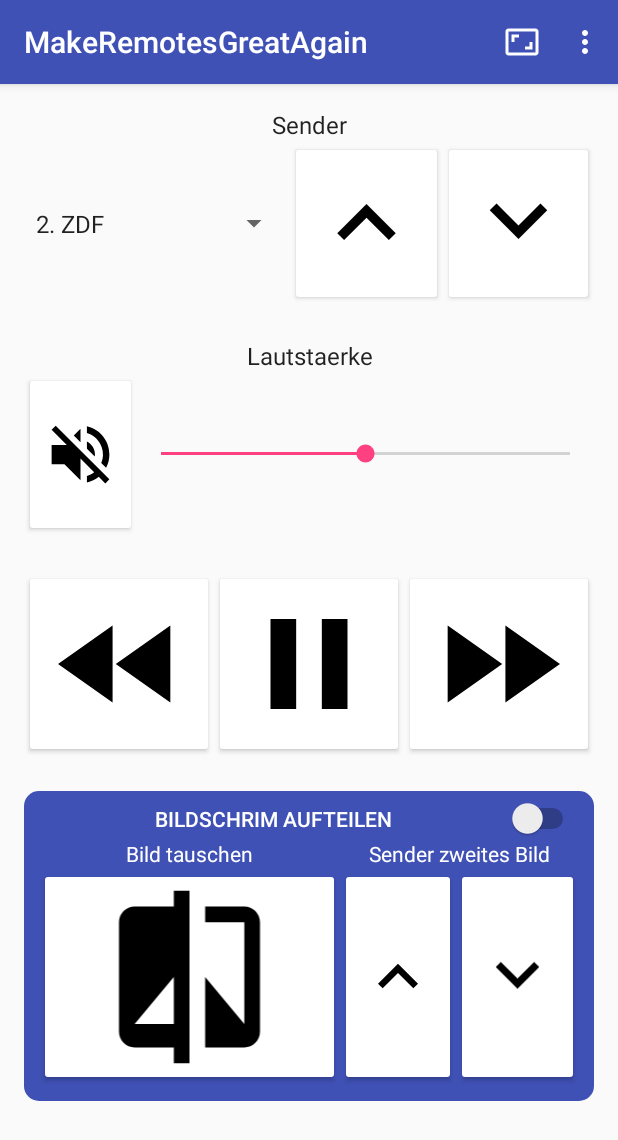
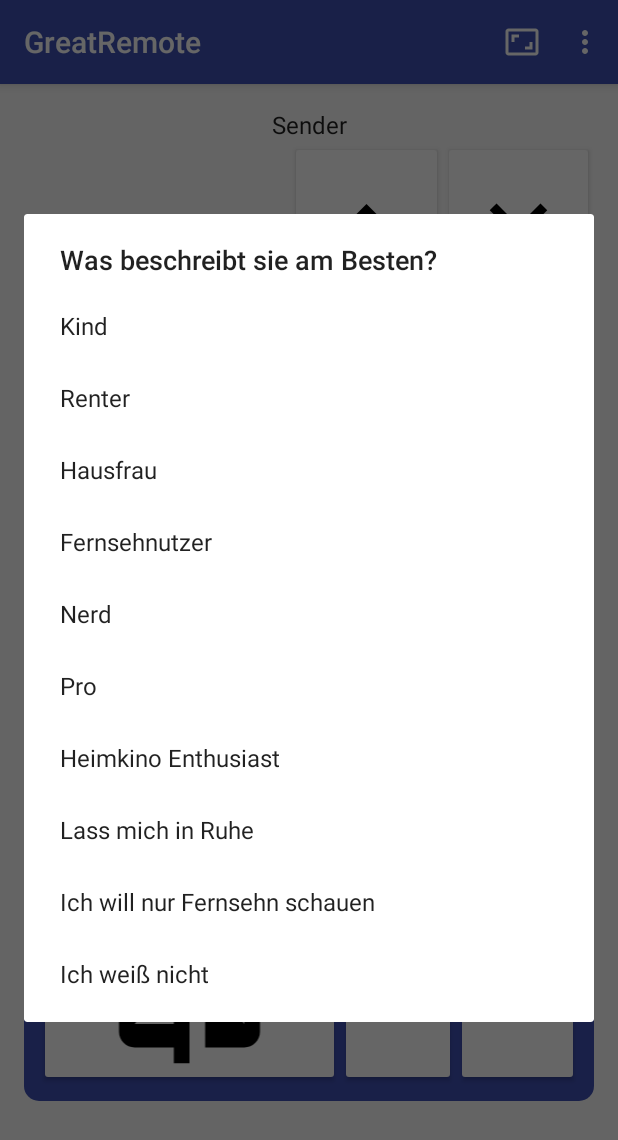
Before and after one commit to juxbo/NZSE_Remote, an Android app: the screen it shows after launch (Fernbedienung), in the options menu, after a tap on "Rolle wählen", on a phone screen of 412 x 824 dp. Shown: the top 1140 px of the screen. Run offline under Robolectric (Android 15) with nearby library versions, the phone set to English and light mode, and no system bars.

Commit message:
Did some stuff with senderliste

```diff
--- a/app/build.gradle
+++ b/app/build.gradle
@@ -26,5 +26,6 @@ dependencies {
     })
     compile 'com.android.support:appcompat-v7:25.0.0'
     compile 'com.android.support:design:25.0.0'
+    compile 'com.android.support:support-v4:25.0.0'
     testCompile 'junit:junit:4.12'
 }
--- a/app/src/main/AndroidManifest.xml
+++ b/app/src/main/AndroidManifest.xml
@@ -4,7 +4,7 @@
 
     <application
         android:allowBackup="true"
-        android:icon="@mipmap/ic_launcher"
+        android:icon="@mipmap/ic_launcher2"
         android:label="@string/app_name"
         android:supportsRtl="true"
         android:theme="@style/AppTheme">
@@ -18,6 +18,7 @@
                 <category android:name="android.intent.category.LAUNCHER" />
             </intent-filter>
         </activity>
+        <activity android:name=".SenderlisteActivity"></activity>
     </application>
 
 </manifest>
--- a/app/src/main/java/remote/js/nzse/hda/makeremotesgreatagain/Fernbedienung.java
+++ b/app/src/main/java/remote/js/nzse/hda/makeremotesgreatagain/Fernbedienung.java
@@ -1,18 +1,25 @@
 package remote.js.nzse.hda.makeremotesgreatagain;
 
+import android.content.DialogInterface;
+import android.content.Intent;
 import android.os.Bundle;
 import android.support.design.widget.FloatingActionButton;
 import android.support.design.widget.Snackbar;
 import android.support.v4.content.ContextCompat;
+import android.support.v7.app.AlertDialog;
 import android.support.v7.app.AppCompatActivity;
 import android.support.v7.widget.Toolbar;
 import android.view.View;
 import android.view.Menu;
 import android.view.MenuItem;
+import android.widget.ArrayAdapter;
 import android.widget.ImageButton;
 import android.widget.SeekBar;
 import android.widget.Spinner;
 import android.widget.Toast;
+
+import java.util.ArrayList;
+import java.util.List;
 
 public class Fernbedienung extends AppCompatActivity {
 
@@ -21,6 +28,7 @@ public class Fernbedienung extends AppCompatActivity {
     private boolean muted=false;
     private int volCache=50;
     private boolean paused=false;
+    private Senderliste sliste;
 
     @Override
     protected void onCreate(Bundle savedInstanceState) {
@@ -31,6 +39,13 @@ public class Fernbedienung extends AppCompatActivity {
 
         //Not really sure if we should do this or just always call findViewById if we need one of these
         sender=(Spinner) findViewById(R.id.spinner_sender);
+        sliste=new Senderliste();
+        ArrayList<Sender> test=new ArrayList<>();
+        test.add(new Sender(1,"testsender"));
+        sliste.setSender(test);
+        ArrayAdapter senderAdapter = new ArrayAdapter(this, R.layout.spinner, sliste.getSender());
+        sender.setAdapter(senderAdapter);
+
         vol=(SeekBar) findViewById(R.id.bar_volume);
         vol.setProgress(volCache);
     }
@@ -50,13 +65,53 @@ public class Fernbedienung extends AppCompatActivity {
         int id = item.getItemId();
 
         //noinspection SimplifiableIfStatement
-        if (id == R.id.action_settings) {
-            return true;
+        switch(id){
+            case R.id.action_changeAspectRatio:
+                Toast.makeText(this, "Change aspect ratio", Toast.LENGTH_LONG).show();
+                break;
+            case R.id.action_changeRole:
+                Toast.makeText(this, "Change role", Toast.LENGTH_LONG).show();
+                showChangeRoleSpinner();
+                break;
+            case R.id.action_openSenderliste:
+                Toast.makeText(this, "Open Senderliste", Toast.LENGTH_LONG).show();
+                Intent intent = new Intent(getApplicationContext(), SenderlisteActivity.class);
+                intent.putExtra("sliste", sliste.getSender());
+                startActivity(intent);
+                break;
+            default:
+                Toast.makeText(this, "Something went wrong", Toast.LENGTH_LONG).show();
+                break;
         }
 
         return super.onOptionsItemSelected(item);
     }
 
+    //This might be a bit overkill.
+    private void showChangeRoleSpinner(){
+        AlertDialog.Builder b = new AlertDialog.Builder(this);
+        b.setTitle("Was beschreibt sie am Besten?");
+        String[] types = {"Kind", "Renter","Hausfrau","Fernsehnutzer","Nerd","Pro","Heimkino Enthusiast","Lass mich in Ruhe","Ich will nur Fernsehn schauen","Ich weiß nicht"};
+        b.setItems(types, new DialogInterface.OnClickListener() {
+
+            @Override
+            public void onClick(DialogInterface dialog, int which) {
+                //TODO: Do stuff whit whatever gets chosen
+                dialog.dismiss();
+                switch(which){
+                    case 0:
+
+                        break;
+                    case 1:
+
+                        break;
+                }
+            }
+
+        });
+
+        b.show();
+    }
     public void playButtonPressed(View v){
         //TODO: Implement Play/Pause Function and enable ff/rewind buttons only when paused before
         if(paused){
--- /dev/null
+++ b/app/src/main/java/remote/js/nzse/hda/makeremotesgreatagain/Sender.java
@@ -0,0 +1,21 @@
+package remote.js.nzse.hda.makeremotesgreatagain;
+
+import java.io.Serializable;
+
+/**
+ * Created by jux on 11.11.2016.
+ */
+
+public class Sender implements Serializable{
+    private int number;
+    private String title;
+
+    public Sender(final int nr,final String tit){
+        number=nr;
+        title=tit;
+    }
+    @Override
+    public String toString(){
+        return this.number+". "+this.title;
+    }
+}
--- /dev/null
+++ b/app/src/main/java/remote/js/nzse/hda/makeremotesgreatagain/Senderliste.java
@@ -0,0 +1,32 @@
+package remote.js.nzse.hda.makeremotesgreatagain;
+
+import java.util.ArrayList;
+import java.util.List;
+
+/**
+ * Created by jux on 11.11.2016.
+ */
+
+public class Senderliste {
+    private static ArrayList<Sender> sender=new ArrayList<>();
+
+    public Senderliste(){
+        setSender(new ArrayList<Sender>());
+        fillSenderListWithTestData();
+    }
+
+    private void fillSenderListWithTestData(){
+        getSender().add(new Sender(1,"ARD"));
+        getSender().add(new Sender(2,"ZDF"));
+        getSender().add(new Sender(3,"BibelTV"));
+        getSender().add(new Sender(4,"AMKTVLangersendername"));
+    }
+
+    public ArrayList<Sender> getSender() {
+        return sender;
+    }
+
+    public void setSender(ArrayList<Sender> sender) {
+        this.sender = sender;
+    }
+}
--- a/app/src/main/res/layout/content_fernbedienung.xml
+++ b/app/src/main/res/layout/content_fernbedienung.xml
@@ -49,11 +49,15 @@
                     android:layout_width="match_parent"
                     android:layout_height="match_parent">
 
+                   <!-- <Spinner
+                        android:layout_width="177dp"
+                        android:layout_height="match_parent"
+                        android:id="@+id/spinner_sender"
+                        android:entries="@array/senderliste" /> -->
                     <Spinner
                         android:layout_width="177dp"
                         android:layout_height="match_parent"
-                        android:id="@+id/spinner_sender"
-                        android:entries="@array/senderliste" />
+                        android:id="@+id/spinner_sender" />
 
                     <ImageButton
                         android:src="@drawable/arrow_up"
--- /dev/null
+++ b/app/src/main/res/layout/spinner.xml
@@ -0,0 +1,8 @@
+<?xml version="1.0" encoding="utf-8"?>
+<TextView xmlns:android="http://schemas.android.com/apk/res/android"
+    android:layout_width="fill_parent"
+    android:layout_height="wrap_content"
+    android:padding="10dp"
+    android:textSize="14sp"
+    android:textColor="#000"
+    android:spinnerMode="dialog" />
--- a/app/src/main/res/menu/menu_fernbedienung.xml
+++ b/app/src/main/res/menu/menu_fernbedienung.xml
@@ -3,19 +3,21 @@
     xmlns:tools="http://schemas.android.com/tools"
     tools:context="remote.js.nzse.hda.makeremotesgreatagain.Fernbedienung">
     <item
-        android:id="@+id/action_favorite"
+        android:id="@+id/action_changeAspectRatio"
         android:title="Test"
         android:icon="@drawable/aspect_ratio"
         app:showAsAction="ifRoom"/>
     <item
+        android:id="@+id/action_openSenderliste"
         android:title="Senderliste anpassen"
         android:orderInCategory="100" />
     <item
+        android:id="@+id/action_changeRole"
         android:title="Rolle wählen"
         android:orderInCategory="101" />
-    <item
+   <!-- <item
         android:id="@+id/action_settings"
         android:orderInCategory="102"
         android:title="@string/action_settings"
-        app:showAsAction="never" />
+        app:showAsAction="never" /> -->
 </menu>
--- a/app/src/main/res/values/dimens.xml
+++ b/app/src/main/res/values/dimens.xml
@@ -4,6 +4,6 @@
     <dimen name="activity_vertical_margin">16dp</dimen>
     <dimen name="fab_margin">16dp</dimen>
 
-    <item name="space_weight" type="dimen" format="float">0.03</item>
+    <item name="space_weight" format="float" type="dimen">0.03</item>
 
 </resources>
```
Also changed, not shown: app/src/main/java/remote/js/nzse/hda/makeremotesgreatagain/SenderlisteActivity.java (added, +24 -0 lines), app/src/main/res/layout/activity_senderliste.xml (added, +13 -0 lines), app/src/main/res/values/strings.xml (+75 -1 lines), app/src/main/ic_launcher2-web.png (added), app/src/main/res/mipmap-hdpi/ic_launcher2.png (added), app/src/main/res/mipmap-mdpi/ic_launcher2.png (added), app/src/main/res/mipmap-xhdpi/ic_launcher2.png (added), app/src/main/res/mipmap-xxhdpi/ic_launcher2.png (added), app/src/main/res/mipmap-xxxhdpi/ic_launcher2.png (added).
